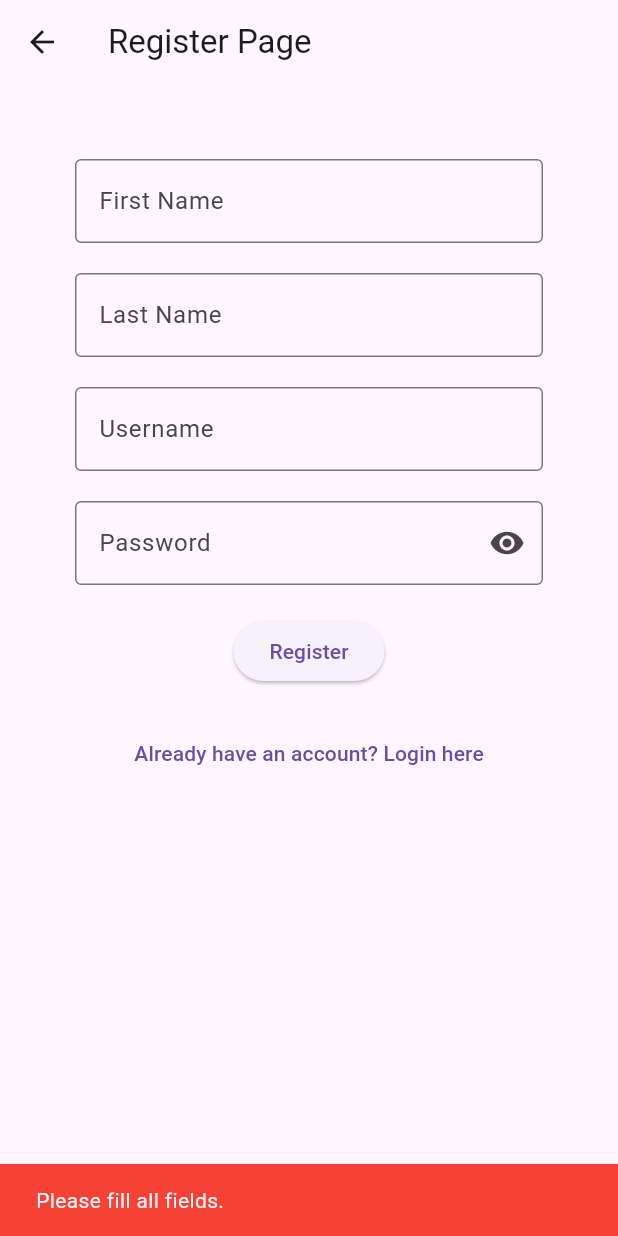
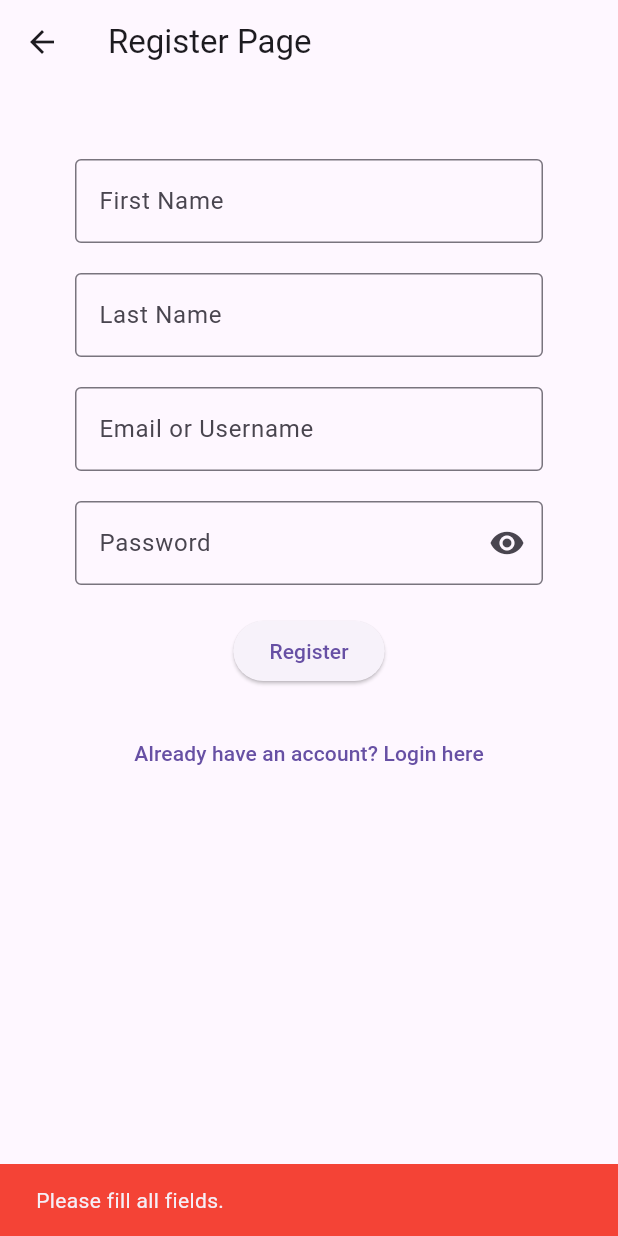
Before and after one commit to JObillo/music_app_with_login, a Flutter app: the HomePage screen opened directly, after a tap on the "logout" icon, after a tap on "Don't have an account? Register here", after a tap on "Register", on a phone screen of 412 x 824 dp. Run offline on Flutter 3.47's test engine with Material 3 defaults, Android fonts, the phone set to English and light mode, and no system bars; our stand-ins replace device_preview, firebase_auth, firebase_core; accounts and stored records are empty.

Commit message:
fix the login and register

```diff
--- a/lib/home.dart
+++ b/lib/home.dart
@@ -12,7 +12,7 @@ class _HomePageState extends State<HomePage> {
   late User? user;
   String firstName = '';
   String lastName = '';
-  String username = '';
+  String usernameOrEmail = '';
 
   @override
   void initState() {
@@ -30,12 +30,14 @@ class _HomePageState extends State<HomePage> {
       lastName = '';
     }
 
-    // Extract username from email (before @)
+    // Extract username or use actual email
     final email = user?.email ?? '';
-    if (email.contains('@')) {
-      username = email.split('@')[0];
+    if (email.endsWith('@example.com')) {
+      // If fake email (from username), remove the domain
+      usernameOrEmail = email.split('@')[0];
     } else {
-      username = email;
+      // Use actual email
+      usernameOrEmail = email;
     }
   }
 
@@ -63,7 +65,12 @@ class _HomePageState extends State<HomePage> {
               style: const TextStyle(fontSize: 24),
             ),
             const SizedBox(height: 10),
-            Text('Username: $username', style: const TextStyle(fontSize: 18)),
+            Text(
+              usernameOrEmail.contains('@')
+                  ? 'Email: $usernameOrEmail'
+                  : 'Username: $usernameOrEmail',
+              style: const TextStyle(fontSize: 18),
+            ),
           ],
         ),
       ),
--- a/lib/login.dart
+++ b/lib/login.dart
@@ -1,6 +1,6 @@
 import 'package:flutter/material.dart';
 import 'package:firebase_auth/firebase_auth.dart';
-import 'home.dart'; // <-- import your HomePage
+import 'home.dart';
 
 class LoginPage extends StatefulWidget {
   const LoginPage({super.key});
@@ -10,41 +10,38 @@ class LoginPage extends StatefulWidget {
 }
 
 class _LoginPageState extends State<LoginPage> {
-  final TextEditingController usernameController =
-      TextEditingController(); // <-- username instead of email
+  final TextEditingController emailOrUsernameController =
+      TextEditingController();
   final TextEditingController passwordController = TextEditingController();
-  bool _obscurePassword = true; // For show/hide password
+  bool _obscurePassword = true;
 
   @override
   void dispose() {
-    usernameController.dispose();
+    emailOrUsernameController.dispose();
     passwordController.dispose();
     super.dispose();
   }
 
-  // Firebase login function
-  Future<void> signIn(String username, String password) async {
+  Future<void> signIn(String input, String password) async {
     try {
-      // Convert username to fake email
-      final email = '$username@example.com';
+      // Use actual email if input contains '@', else treat as username
+      String email = input.contains('@') ? input : '$input@example.com';
 
-      // Sign in without storing the returned UserCredential
-      await FirebaseAuth.instance.signInWithEmailAndPassword(
-        email: email,
-        password: password,
-      );
+      UserCredential userCredential = await FirebaseAuth.instance
+          .signInWithEmailAndPassword(email: email, password: password);
 
       if (!mounted) return;
 
-      // Success SnackBar
       ScaffoldMessenger.of(context).showSnackBar(
         SnackBar(
-          content: Text('Welcome back, $username!'),
+          content: Text(
+            'Welcome back, ${userCredential.user!.displayName ?? input}!',
+          ),
           backgroundColor: Colors.green,
         ),
       );
 
-      // Navigate to HomePage after 1 second
+      // Navigate to HomePage
       Future.delayed(const Duration(seconds: 1), () {
         if (!mounted) return;
         Navigator.pushReplacement(
@@ -56,7 +53,7 @@ class _LoginPageState extends State<LoginPage> {
       if (!mounted) return;
       String message = '';
       if (e.code == 'user-not-found') {
-        message = 'No user found for that username.';
+        message = 'No user found for that email/username.';
       } else if (e.code == 'wrong-password') {
         message = 'Wrong password provided.';
       } else {
@@ -85,17 +82,14 @@ class _LoginPageState extends State<LoginPage> {
             child: Column(
               mainAxisAlignment: MainAxisAlignment.center,
               children: [
-                // Username TextField
                 TextField(
-                  controller: usernameController,
+                  controller: emailOrUsernameController,
                   decoration: const InputDecoration(
-                    labelText: 'Username',
+                    labelText: 'Email or Username',
                     border: OutlineInputBorder(),
                   ),
                 ),
                 const SizedBox(height: 20),
-
-                // Password TextField with show/hide
                 TextField(
                   controller: passwordController,
                   obscureText: _obscurePassword,
@@ -117,30 +111,28 @@ class _LoginPageState extends State<LoginPage> {
                   ),
                 ),
                 const SizedBox(height: 20),
-
-                // Login button
                 ElevatedButton(
                   onPressed: () async {
-                    String username = usernameController.text.trim();
+                    String input = emailOrUsernameController.text.trim();
                     String password = passwordController.text.trim();
 
-                    if (username.isEmpty || password.isEmpty) {
+                    if (input.isEmpty || password.isEmpty) {
                       ScaffoldMessenger.of(context).showSnackBar(
                         const SnackBar(
-                          content: Text('Please enter username and password.'),
+                          content: Text(
+                            'Please enter email/username and password.',
+                          ),
                           backgroundColor: Colors.red,
                         ),
                       );
                       return;
                     }
 
-                    await signIn(username, password);
+                    await signIn(input, password);
                   },
                   child: const Text('Login'),
                 ),
                 const SizedBox(height: 20),
-
-                // Link to register
                 TextButton(
                   onPressed: () {
                     Navigator.pushReplacementNamed(context, '/register');
--- a/lib/register.dart
+++ b/lib/register.dart
@@ -11,8 +11,8 @@ class RegisterPage extends StatefulWidget {
 class _RegisterPageState extends State<RegisterPage> {
   final TextEditingController firstnameController = TextEditingController();
   final TextEditingController lastnameController = TextEditingController();
-  final TextEditingController usernameController =
-      TextEditingController(); // <-- added username
+  final TextEditingController emailOrUsernameController =
+      TextEditingController(); // <-- accepts username or email
   final TextEditingController passwordController = TextEditingController();
   bool _obscurePassword = true;
 
@@ -20,7 +20,7 @@ class _RegisterPageState extends State<RegisterPage> {
   void dispose() {
     firstnameController.dispose();
     lastnameController.dispose();
-    usernameController.dispose();
+    emailOrUsernameController.dispose();
     passwordController.dispose();
     super.dispose();
   }
@@ -28,12 +28,14 @@ class _RegisterPageState extends State<RegisterPage> {
   Future<void> signUp(
     String firstname,
     String lastname,
-    String username,
+    String emailOrUsername,
     String password,
   ) async {
     try {
-      // Convert username to fake email
-      final email = '$username@example.com';
+      // Check if input contains '@' -> treat as actual email
+      final email = emailOrUsername.contains('@')
+          ? emailOrUsername
+          : '$emailOrUsername@example.com';
 
       UserCredential userCredential = await FirebaseAuth.instance
           .createUserWithEmailAndPassword(email: email, password: password);
@@ -44,7 +46,9 @@ class _RegisterPageState extends State<RegisterPage> {
 
       ScaffoldMessenger.of(context).showSnackBar(
         SnackBar(
-          content: Text('Successfully registered as $username!'),
+          content: Text(
+            'Successfully registered as ${emailOrUsername.contains('@') ? emailOrUsername : emailOrUsername}!',
+          ),
           backgroundColor: Colors.green,
         ),
       );
@@ -59,7 +63,7 @@ class _RegisterPageState extends State<RegisterPage> {
       if (e.code == 'weak-password') {
         message = 'The password provided is too weak.';
       } else if (e.code == 'email-already-in-use') {
-        message = 'The username already exists.';
+        message = 'The email/username already exists.';
       } else {
         message = e.message ?? 'Registration failed.';
       }
@@ -93,7 +97,6 @@ class _RegisterPageState extends State<RegisterPage> {
                 ),
               ),
               const SizedBox(height: 20),
-
               TextField(
                 controller: lastnameController,
                 decoration: const InputDecoration(
@@ -102,17 +105,14 @@ class _RegisterPageState extends State<RegisterPage> {
                 ),
               ),
               const SizedBox(height: 20),
-
-              // Username TextField
               TextField(
-                controller: usernameController,
+                controller: emailOrUsernameController,
                 decoration: const InputDecoration(
-                  labelText: 'Username',
+                  labelText: 'Email or Username',
                   border: OutlineInputBorder(),
                 ),
               ),
               const SizedBox(height: 20),
-
               TextField(
                 controller: passwordController,
                 obscureText: _obscurePassword,
@@ -134,17 +134,17 @@ class _RegisterPageState extends State<RegisterPage> {
                 ),
               ),
               const SizedBox(height: 20),
-
               ElevatedButton(
                 onPressed: () async {
                   String firstname = firstnameController.text.trim();
                   String lastname = lastnameController.text.trim();
-                  String username = usernameController.text.trim();
+                  String emailOrUsername = emailOrUsernameController.text
+                      .trim();
                   String password = passwordController.text.trim();
 
                   if (firstname.isEmpty ||
                       lastname.isEmpty ||
-                      username.isEmpty ||
+                      emailOrUsername.isEmpty ||
                       password.isEmpty) {
                     ScaffoldMessenger.of(context).showSnackBar(
                       const SnackBar(
@@ -155,7 +155,7 @@ class _RegisterPageState extends State<RegisterPage> {
                     return;
                   }
 
-                  await signUp(firstname, lastname, username, password);
+                  await signUp(firstname, lastname, emailOrUsername, password);
                 },
                 child: const Text('Register'),
               ),
```
